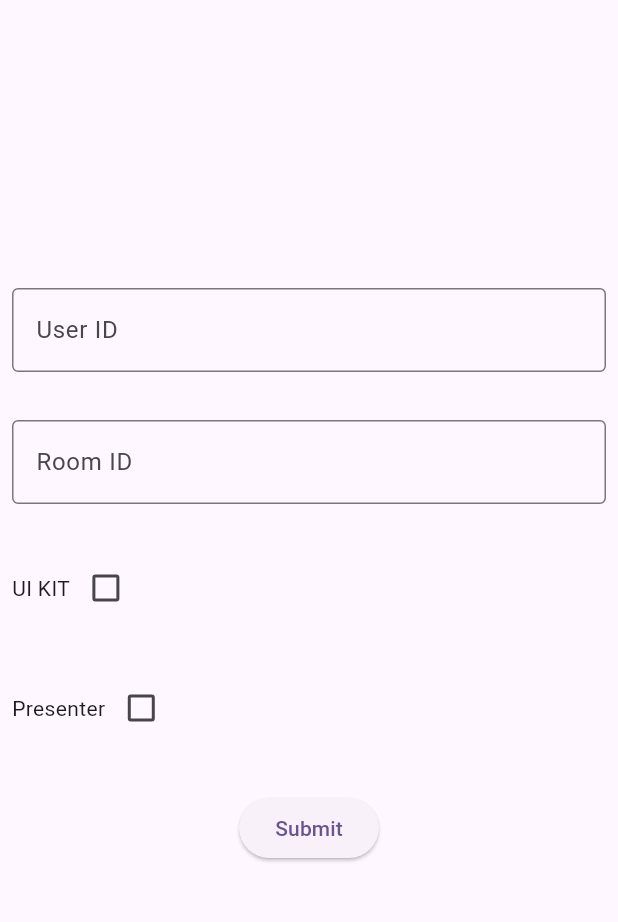
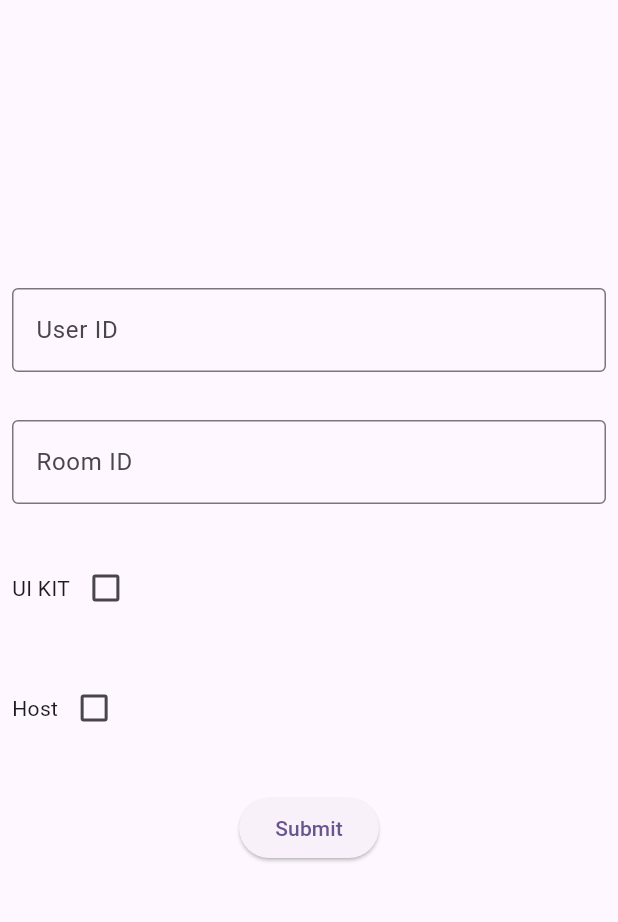
Before and after one commit to veerapandi-s/voice_chat_comet, a Flutter app: the screen it shows after launch, on a phone screen of 412 x 824 dp, the part 84-1006 px from its top. Run offline on Flutter 3.47's test engine with Material 3 defaults, Android fonts, the phone set to English and light mode, and no system bars; our stand-ins replace permission_handler; missing offline and left inert: cometchat_calls_sdk, cometchat_sdk.

Commit message:
Changed text from presenter to host

```diff
--- a/lib/main.dart
+++ b/lib/main.dart
@@ -145,7 +145,7 @@ class _MyHomePageState extends State<MyHomePage> {
                       const EdgeInsets.symmetric(horizontal: 8, vertical: 16),
                   child: Row(
                     children: [
-                      const Text("Presenter"),
+                      const Text("Host"),
                       Checkbox(
                           value: isPresenter,
                           onChanged: (bool? value) {
```
